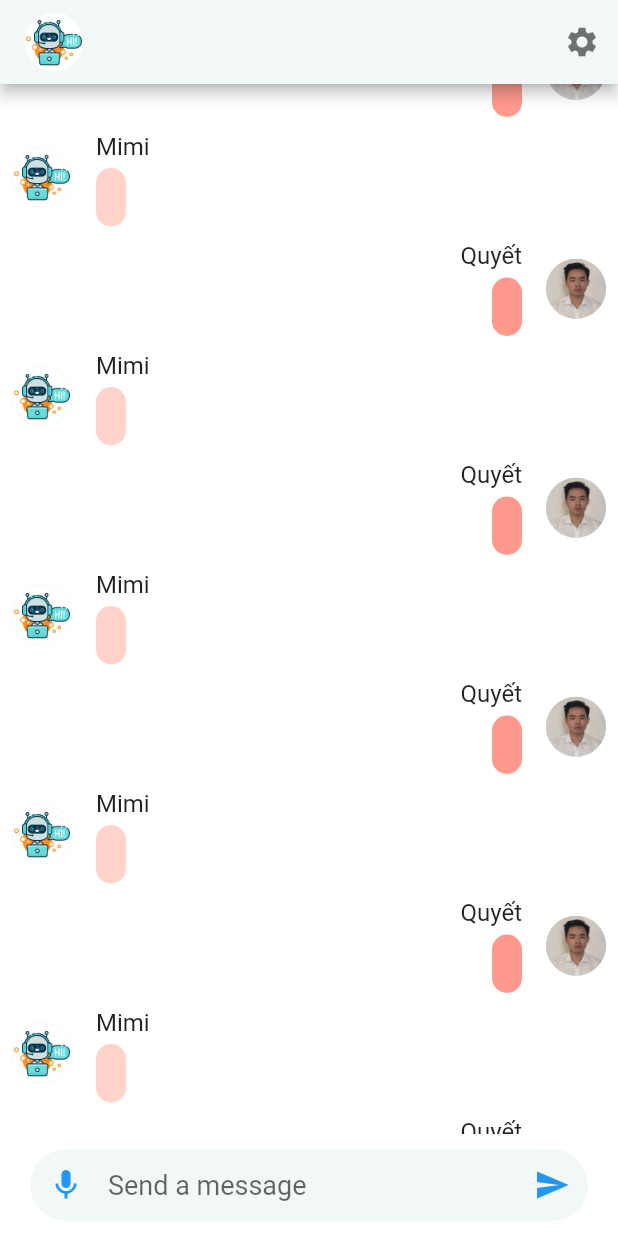
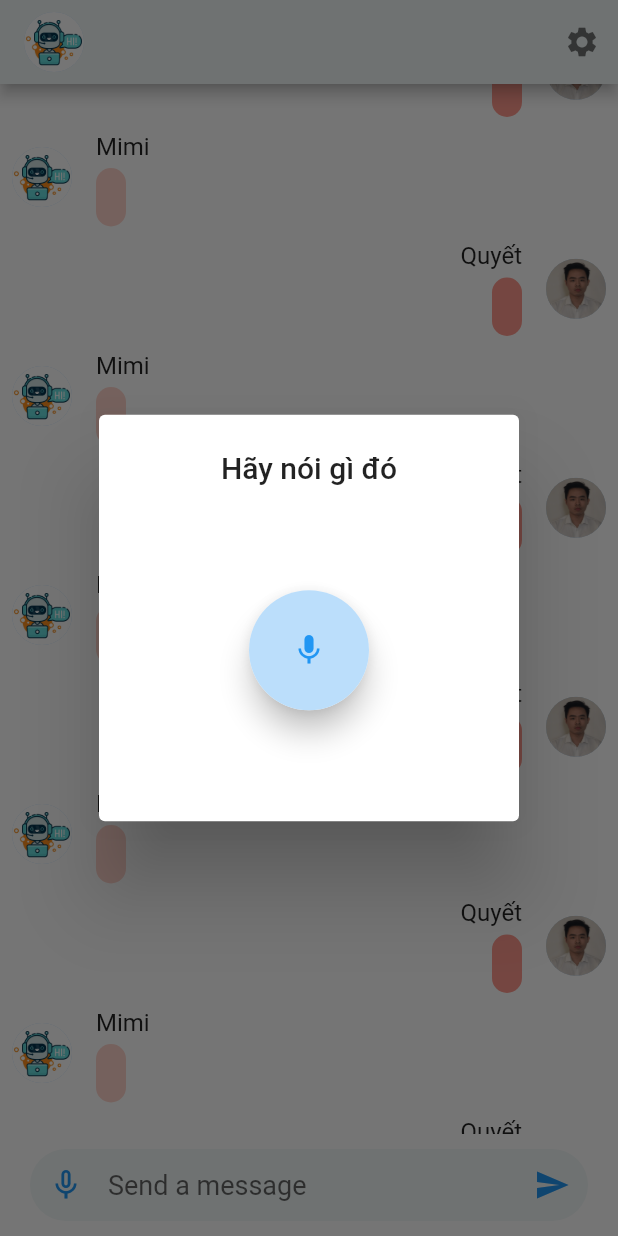
Before and after one commit to quyetnv-mlhn/ChatBot, a Flutter app: the Chat screen opened directly with empty values, scrolled down 576 dp, after a tap on the "mic none" icon, on a phone screen of 412 x 824 dp. Run offline on Flutter 3.47's test engine with Material 2 defaults, Android fonts, the phone set to English and light mode, and no system bars; drawn by our look-alikes of avatar_glow; our stand-ins replace cloud_firestore, firebase_auth, firebase_core, flutter_secure_storage, fluttertoast, google_sign_in and 2 more; missing offline and left inert: dart:ffi, text_to_speech; accounts and stored records are empty.

Commit message:
Text to speech and Speech to text

```diff
--- a/lib/api_services.dart
+++ b/lib/api_services.dart
@@ -3,7 +3,7 @@ import 'dart:ffi';
 
 import 'package:http/http.dart' as http;
 
-String apiKey = "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";
+String apiKey = "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";
 
 class ApiServices {
   static String baseUrl = "https://api.openai.com/v1/completions";
--- a/lib/chatdata/handle.dart
+++ b/lib/chatdata/handle.dart
@@ -1,5 +1,5 @@
 import 'package:intl/intl.dart';
-
+import 'package:http/http.dart' as http;
 import 'package:chat_app/screen/chat_screen.dart';
 import 'package:cloud_firestore/cloud_firestore.dart';
 import 'package:flutter/material.dart';
--- a/lib/screen/chat_screen.dart
+++ b/lib/screen/chat_screen.dart
@@ -1,12 +1,15 @@
 import 'dart:async';
 import 'dart:io';
 
+import 'package:avatar_glow/avatar_glow.dart';
 import 'package:chat_app/api_services.dart';
 import 'package:chat_app/screen/setting_screen.dart';
 import 'package:flutter/material.dart';
 import 'package:chat_app/chatdata/handle.dart';
 import 'package:fluttertoast/fluttertoast.dart';
 import 'package:speech_to_text/speech_to_text.dart' as stt;
+import 'package:speech_to_text/speech_to_text.dart';
+import 'package:text_to_speech/text_to_speech.dart';
 
 class Chat extends StatefulWidget {
   final String title;
@@ -23,8 +26,8 @@ class _ChatState extends State<Chat> {
   bool checkSetState = true;
   int backButtonPressedCount = 0;
   final Handle _handle = Handle();
-
   late stt.SpeechToText _speechToText;
+  TextToSpeech _textToSpeech = TextToSpeech();
   bool _isListening = false;
   String? _textSpeech;
 
@@ -32,6 +35,7 @@ class _ChatState extends State<Chat> {
   void initState() {
     super.initState();
     _speechToText = stt.SpeechToText();
+    _textToSpeech.setLanguage('vi-VN');
   }
 
   Future<bool> _onWillPop() async {
@@ -44,11 +48,11 @@ class _ChatState extends State<Chat> {
         toastLength: Toast.LENGTH_SHORT,
         gravity: ToastGravity.CENTER,
         timeInSecForIosWeb: 2,
-        backgroundColor: Color.fromRGBO(1, 1, 1, 0.7),
+        backgroundColor: const Color.fromRGBO(1, 1, 1, 0.7),
         textColor: Colors.white,
         fontSize: 18.0,
       );
-      Timer(Duration(seconds: 2), () {
+      Timer(const Duration(seconds: 2), () {
         backButtonPressedCount = 0;
       });
       return false;
@@ -57,17 +61,49 @@ class _ChatState extends State<Chat> {
 
   Future<void> waitData() async {
     List<ChatMessage> _messages2 = await _handle.readData(widget.user_id);
+    await Future.delayed(const Duration(seconds: 1), () {
       _messages.addAll(_messages2);
+    });
     setState(() {
+      checkSetState = false;
+    });
+  }
 
-    });
+  _showDialog(BuildContext context) {
+    showDialog(
+      context: context,
+      builder: (context) => AlertDialog(
+        title: Text(
+          'Hãy nói gì đó',
+          textAlign: TextAlign.center,
+        ),
+        content: AvatarGlow(
+          glowColor: Colors.blue,
+          endRadius: 90.0,
+          duration: Duration(milliseconds: 2000),
+          repeat: true,
+          showTwoGlows: true,
+          repeatPauseDuration: Duration(milliseconds: 100),
+          child: Material(     // Replace this child with your own
+            elevation: 8.0,
+            shape: CircleBorder(),
+            child: CircleAvatar(
+              child: Icon(
+                Icons.mic,
+                color: Theme.of(context).colorScheme.secondary,
+              ),
+              radius: 40.0,
+            ),
+          ),
+        ),
+      ),
+    );
   }
 
   @override
   Widget build(BuildContext context) {
     if (checkSetState) {
       waitData();
-      checkSetState = false;
     }
 
     return WillPopScope(
@@ -98,7 +134,9 @@ class _ChatState extends State<Chat> {
             )
           ],
         ),
-        body: Column(
+        body: Stack(
+          children: [
+            Column(
               children: [
                 Flexible(
                     child: ListView.builder(
@@ -108,6 +146,11 @@ class _ChatState extends State<Chat> {
                       itemCount: _messages.length,
                     )),
                 _buildTextComposer()
+              ],
+            ),
+            checkSetState
+              ? const Expanded(child: Center(child: CircularProgressIndicator()))
+              : const Center(child: null),
           ],
         ),
       ),
@@ -128,30 +171,35 @@ class _ChatState extends State<Chat> {
               Container(
                 margin: const EdgeInsets.only(right: 4),
                 child: IconButton(
-                    icon: Icon(_isListening ? Icons.mic : Icons.mic_none),
+                    icon: Icon(Icons.mic_none),
                     onPressed: () async {
+                      _showDialog(context);
                       if (!_isListening) {
                         bool available = await _speechToText.initialize(
-                          onStatus: (val) => print('onStatus: $val'),
-                          onError: (val) => print('onError: $val'),
+                          onStatus: (result) {
+                            print('onStatus: $result');
+                            if (result == 'done') {
+                              Navigator.of(context).pop();
+                              _textEditingController.text = _textSpeech!;
+                              setState(() {
+                                _isListening = false;
+                                _speechToText.stop();
+                              });
+                            }
+                          },
+                          onError: (result) => print('onError: $result'),
                         );
-                        print(available);
                         if (available) {
                           setState(() {
                             _isListening = true;
                           });
                           _speechToText.listen(
-                            onResult: (val) => setState(() {
-                              _textSpeech = val.recognizedWords;
-                              _textEditingController.text = _textSpeech!;
+                            listenMode: ListenMode.confirmation,
+                            onResult: (result) => setState(() {
+                              _textSpeech = result.recognizedWords;
                             })
                           );
                         }
-                      } else {
-                        setState(() {
-                          _isListening = false;
-                          _speechToText.stop();
-                        });
                       }
                     },
                 ),
@@ -206,6 +254,7 @@ class _ChatState extends State<Chat> {
 
     setState(() {
       _messages.insert(0, reply);
+      _textToSpeech.speak(reply.text);
       _handle.addData(widget.user_id, chatMessage.text, reply.text);
     });
   }
--- a/pubspec.yaml
+++ b/pubspec.yaml
@@ -44,6 +44,8 @@ dependencies:
   cloud_firestore: ^4.4.0
   speech_to_text: ^6.1.1
   fluttertoast: ^8.2.1
+  avatar_glow: ^2.0.2
+  text_to_speech: ^0.2.3
 
 dev_dependencies:
   flutter_test:
```
Also changed, not shown: pubspec.lock, 1 other file. Lines whose indentation alone changed are shown as unchanged.
